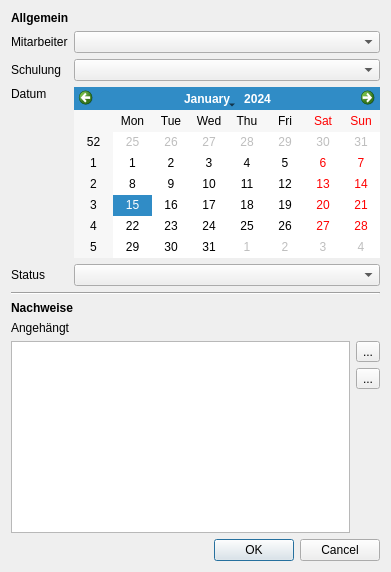
Before: the Qt Designer form ui/qmtraindatadetailsdialog.ui in Christian-Kr/QualificationMatrix, drawn with Qt 5.
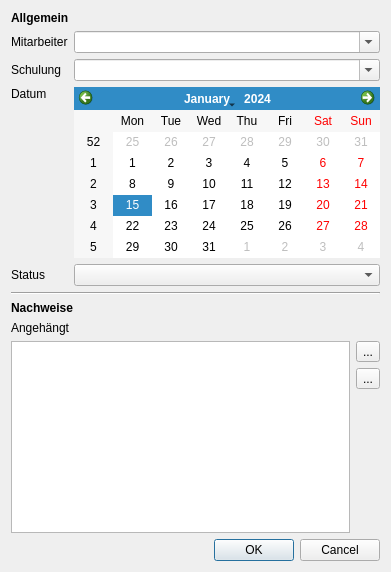
After: the same form once the commit is applied. Icons and pictures are not drawn.

Commit message: Make combo box editable

Patch:
```diff
--- a/ui/qmtraindatadetailsdialog.ui
+++ b/ui/qmtraindatadetailsdialog.ui
@@ -36,6 +36,9 @@
    </item>
    <item row="1" column="1">
     <widget class="QComboBox" name="cbEmployee">
+     <property name="editable">
+      <bool>true</bool>
+     </property>
      <property name="insertPolicy">
       <enum>QComboBox::NoInsert</enum>
      </property>
@@ -172,6 +175,9 @@
    </item>
    <item row="2" column="1">
     <widget class="QComboBox" name="cbTraining">
+     <property name="editable">
+      <bool>true</bool>
+     </property>
      <property name="insertPolicy">
       <enum>QComboBox::NoInsert</enum>
      </property>
```
